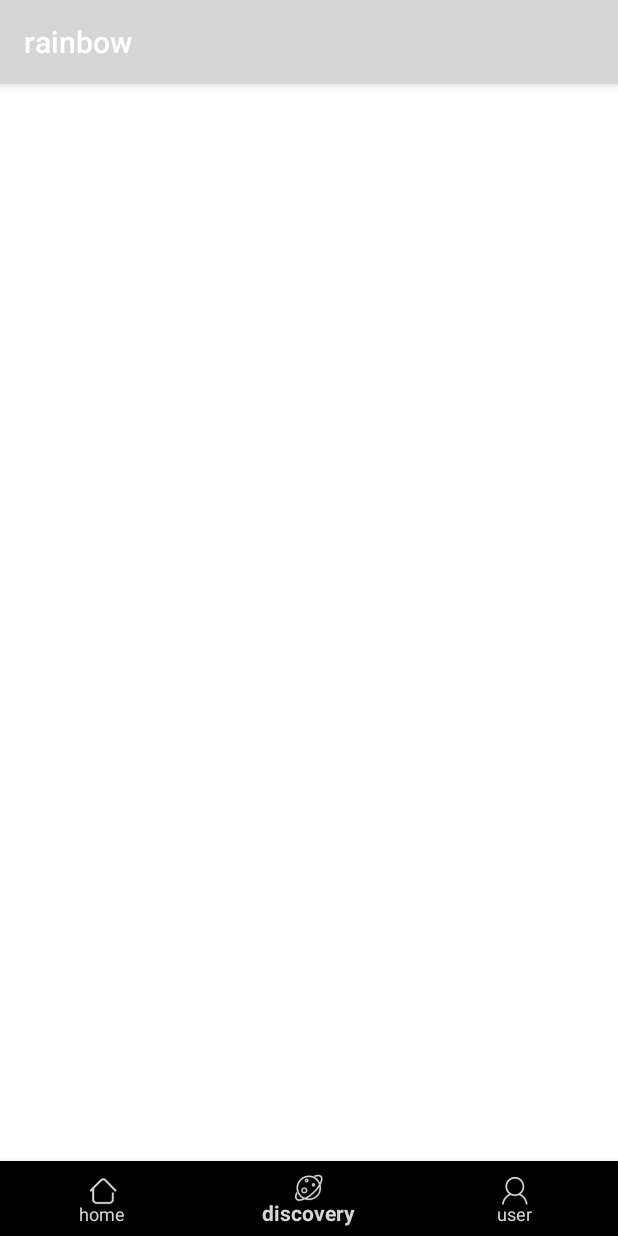
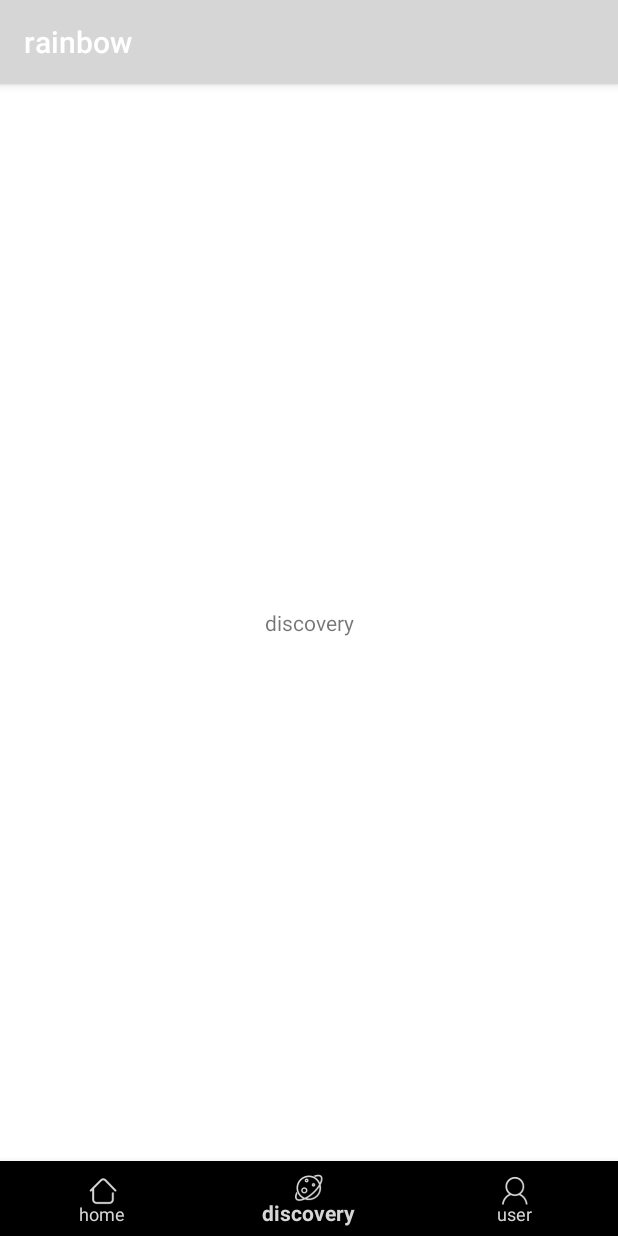
Before and after one commit to jinelei/github.io, an Android app: the screen it shows after launch (MainActivity), item 2 of the bottom bar chosen, on a phone screen of 412 x 824 dp. Run offline under Robolectric (Android 15) with nearby library versions, the phone set to English and light mode, and no system bars; libraries missing offline, so code that uses them is left out: com.amap.api; 4 statements that could not run were skipped.

Commit message:
添加fragment切换

```diff
--- a/app/src/main/java/cn/jinelei/rainbow/MainActivity.kt
+++ b/app/src/main/java/cn/jinelei/rainbow/MainActivity.kt
@@ -2,26 +2,46 @@ package cn.jinelei.rainbow
 
 import android.os.Bundle
 import android.support.design.widget.BottomNavigationView
+import android.support.v4.app.Fragment
 import android.support.v7.app.AppCompatActivity
 import android.util.Log
+import cn.jinelei.rainbow.fragment.DiscoveryFragment
+import cn.jinelei.rainbow.fragment.HomeFragment
+import cn.jinelei.rainbow.fragment.UserFragment
 import com.amap.api.maps.MapView
 
 class MainActivity : AppCompatActivity() {
     val TAG = javaClass.simpleName
     var mMapView: MapView? = null
+    var currentFragment: Fragment = HomeFragment.instance
 
     override fun onCreate(savedInstanceState: Bundle?) {
         super.onCreate(savedInstanceState)
         setContentView(R.layout.activity_main)
-        val bottomNavigationView = findViewById<BottomNavigationView>(R.id.bottomNavigationView)
+        val bottomNavigationView = findViewById<BottomNavigationView>(R.id.bottom_navigation_view)
+
+        supportFragmentManager.beginTransaction()
+            .add(R.id.main_frame, currentFragment)
+            .commit()
+
         bottomNavigationView.setOnNavigationItemSelectedListener { menuItem ->
-                when (menuItem.itemId) {
-                    R.id.navigation_home -> Log.d(TAG, "navigation_home")
-                    R.id.navigation_user -> Log.d(TAG, "navigation_user")
-                    R.id.navigation_discovery -> Log.d(TAG, "navigation_discovery")
-                    else -> Log.d(TAG, "other")
+            val currentFragment = supportFragmentManager.findFragmentById(R.id.main_frame)
+            when (menuItem.itemId) {
+                R.id.navigation_home -> {
+                    switchFragment(HomeFragment.instance)
+                    Log.d(TAG, "navigation_home")
                 }
-                true
+                R.id.navigation_user -> {
+                    switchFragment(UserFragment.instance)
+                    Log.d(TAG, "navigation_user")
+                }
+                R.id.navigation_discovery -> {
+                    switchFragment(DiscoveryFragment.instance)
+                    Log.d(TAG, "navigation_discovery")
+                }
+                else -> Log.d(TAG, "other")
+            }
+            true
         }
 //        mMapView = findViewById<MapView>(R.id.map)
         mMapView?.onCreate(savedInstanceState)
@@ -48,4 +68,16 @@ class MainActivity : AppCompatActivity() {
         super.onSaveInstanceState(outState)
         mMapView?.onSaveInstanceState(outState)
     }
+
+    fun switchFragment(targetFragment: Fragment) {
+        if (currentFragment != targetFragment) {
+            val transaction = supportFragmentManager.beginTransaction()
+            if (targetFragment.isAdded)
+                transaction.hide(currentFragment).show(targetFragment).commit()
+            else
+                transaction.hide(currentFragment).add(R.id.main_frame, targetFragment).commit()
+            currentFragment = targetFragment
+        }
+    }
+
 }
--- /dev/null
+++ b/app/src/main/java/cn/jinelei/rainbow/fragment/DiscoveryFragment.kt
@@ -0,0 +1,24 @@
+package cn.jinelei.rainbow.fragment
+
+import android.os.Bundle
+import android.support.v4.app.Fragment
+import android.view.LayoutInflater
+import android.view.View
+import android.view.ViewGroup
+import cn.jinelei.rainbow.R
+
+class DiscoveryFragment : Fragment() {
+    val TAG = javaClass.simpleName
+    override fun onCreateView(inflater: LayoutInflater, container: ViewGroup?, savedInstanceState: Bundle?): View? {
+        return inflater.inflate(R.layout.discovery_fragment, container, false)
+    }
+
+    companion object {
+        val instance = SingletonHolder.holder
+        val name = "DiscoveryFragment"
+    }
+
+    private object SingletonHolder {
+        val holder = DiscoveryFragment()
+    }
+}
--- /dev/null
+++ b/app/src/main/java/cn/jinelei/rainbow/fragment/HomeFragment.kt
@@ -0,0 +1,24 @@
+package cn.jinelei.rainbow.fragment
+
+import android.os.Bundle
+import android.support.v4.app.Fragment
+import android.view.LayoutInflater
+import android.view.View
+import android.view.ViewGroup
+import cn.jinelei.rainbow.R
+
+class HomeFragment : Fragment() {
+    val TAG = javaClass.simpleName
+    override fun onCreateView(inflater: LayoutInflater, container: ViewGroup?, savedInstanceState: Bundle?): View? {
+        return inflater.inflate(R.layout.home_fragment, container, false)
+    }
+
+    companion object {
+        val instance = SingletonHolder.holder
+        val name = "HomeFragment"
+    }
+
+    private object SingletonHolder {
+        val holder = HomeFragment()
+    }
+}
--- a/app/src/main/res/layout/activity_main.xml
+++ b/app/src/main/res/layout/activity_main.xml
@@ -9,16 +9,15 @@
         android:layout_height="match_parent"
         tools:context=".MainActivity">
 
-    <android.support.v4.view.ViewPager
-            android:layout_width="match_parent"
+    <FrameLayout
+            android:id="@+id/main_frame"
+            android:layout_weight="1"
             android:layout_height="0dp"
-            android:layout_weight="1"
-            android:id="@+id/vp"
-    />
+            android:layout_width="match_parent"/>
 
     <android.support.design.widget.BottomNavigationView
             android:layout_gravity="bottom"
-            android:id="@+id/bottomNavigationView"
+            android:id="@+id/bottom_navigation_view"
             android:layout_width="match_parent"
             app:itemTextColor="@drawable/bottom_navigation_selector"
             app:itemIconTint="@drawable/bottom_navigation_selector"
--- /dev/null
+++ b/app/src/main/res/layout/discovery_fragment.xml
@@ -0,0 +1,16 @@
+<?xml version="1.0" encoding="utf-8"?>
+<android.support.constraint.ConstraintLayout
+        xmlns:android="http://schemas.android.com/apk/res/android"
+        xmlns:app="http://schemas.android.com/apk/res-auto"
+        android:layout_width="match_parent"
+        android:layout_height="match_parent">
+
+    <TextView android:layout_width="wrap_content"
+              app:layout_constraintLeft_toLeftOf="parent"
+              app:layout_constraintRight_toRightOf="parent"
+              app:layout_constraintTop_toTopOf="parent"
+              app:layout_constraintBottom_toBottomOf="parent"
+              android:layout_height="wrap_content"
+              android:text="discovery"/>
+
+</android.support.constraint.ConstraintLayout>
```
Also changed, not shown: app/src/main/java/cn/jinelei/rainbow/fragment/SettingFragment.kt (added, +24 -0 lines), app/src/main/java/cn/jinelei/rainbow/fragment/UserFragment.kt (added, +24 -0 lines), app/src/main/res/layout/home_fragment.xml (added, +16 -0 lines), app/src/main/res/layout/setting_fragment.xml (added, +16 -0 lines), app/src/main/res/layout/user_fragment.xml (added, +16 -0 lines).
